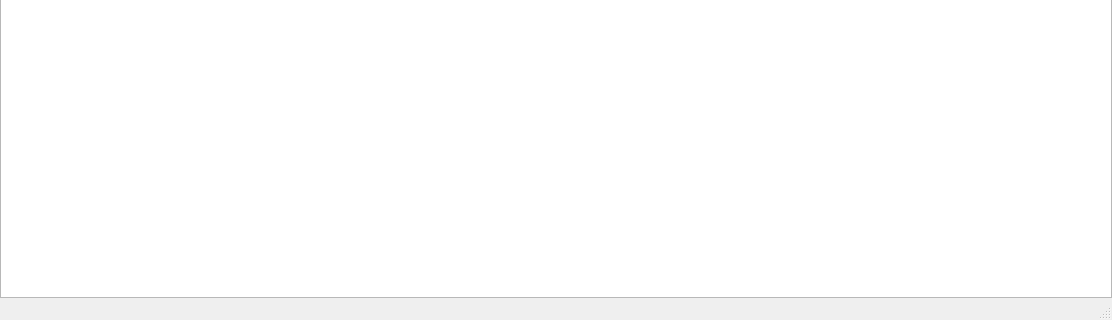
Old version of the form homie-web/widgets/mainwindow/mainwindow.ui in the repository HaveSomeRubicon/Rubicon-Web; both pictures show x 0 to 1112 and y 219 to 539 of the 1112 by 539 pixel window.
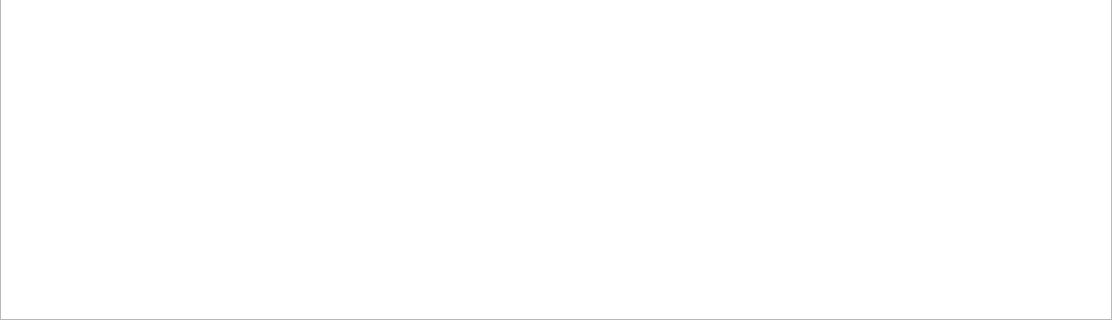
New version of the form. Icons and pictures are not drawn.

Commit message: Get rid of status bar in MainWindow

```diff
--- a/homie-web/widgets/mainwindow/mainwindow.ui
+++ b/homie-web/widgets/mainwindow/mainwindow.ui
@@ -401,7 +401,6 @@
     </rect>
    </property>
   </widget>
-  <widget class="QStatusBar" name="statusbar"/>
  </widget>
  <customwidgets>
   <customwidget>
```
